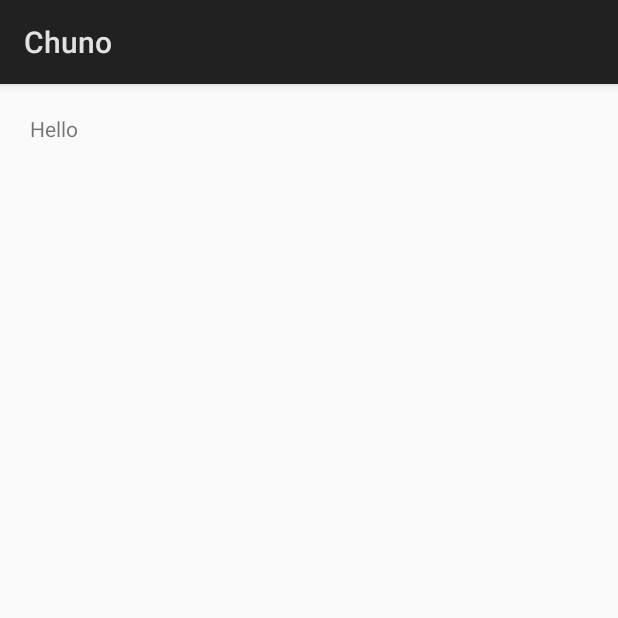
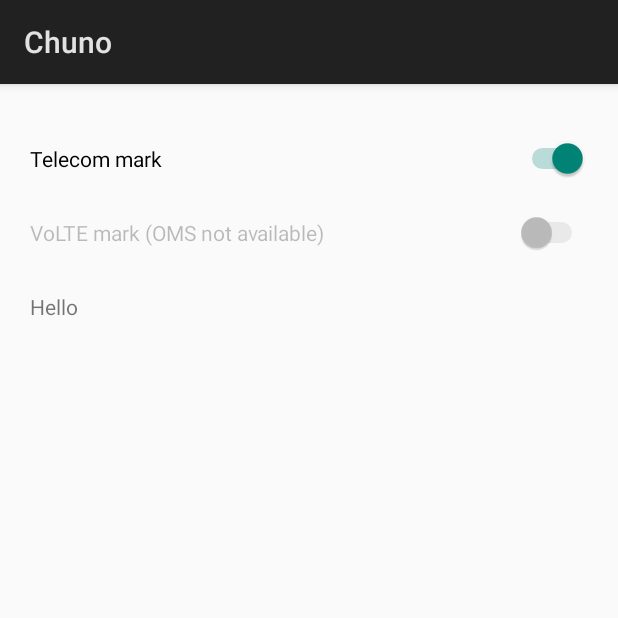
Before and after one commit to craftingmod/Chuno, an Android app: the screen it shows after launch (MainActivity), on a phone screen of 412 x 824 dp, the top half of it. Run offline under Robolectric (Android 15) with nearby library versions, the phone set to English and light mode, and no system bars; 2 statements that could not run were skipped.

Commit message:
Implement toggle (volte not working)

```diff
--- a/app/build.gradle
+++ b/app/build.gradle
@@ -18,6 +18,8 @@ android {
 }
 
 dependencies {
-    implementation fileTree(dir: 'libs', include: ['*.jar'])
+    compileOnly files('libs_provided/android.jar')
+    // implementation fileTree(dir: 'libs', include: ['*.jar'])
     // compile 'com.android.support:appcompat-v7:27.1.1'
+    // compile 'com.anggrayudi:android-hidden-api:0.0.7'
 }
--- a/app/src/main/java/net/tarks/craftingmod/chuno/MainActivity.java
+++ b/app/src/main/java/net/tarks/craftingmod/chuno/MainActivity.java
@@ -2,23 +2,50 @@ package net.tarks.craftingmod.chuno;
 
 import android.app.Activity;
 import android.app.AlertDialog;
+import android.content.ContentResolver;
+import android.content.Context;
 import android.content.DialogInterface;
 import android.content.Intent;
+import android.content.om.IOverlayManager;
+import android.content.om.OverlayInfo;
 import android.content.pm.PackageManager;
+import android.content.pm.PackageManagerInternal;
 import android.net.Uri;
 import android.os.Build;
 import android.os.Bundle;
+import android.os.RemoteException;
+import android.os.ServiceManager;
+import android.provider.Settings;
 import android.text.Html;
 import android.text.Spannable;
 import android.text.Spanned;
+import android.text.TextUtils;
+import android.util.Log;
+import android.widget.CompoundButton;
+import android.widget.Switch;
+import android.widget.Toast;
+
+import java.util.ArrayList;
+import java.util.Arrays;
+
 
 public class MainActivity extends Activity {
-
+    private static final String ICON_BLACKLIST = "icon_blacklist";
+    private static final String HOME_CARRIER = "slimindicator_home_carrier";
+    private static final String LOCK_CARRIER = "slimindicator_lock_carrier";
+    private Switch cs;
+    private ContentResolver cr;
+    private Context context;
     @Override
     protected void onCreate(Bundle savedInstanceState) {
         super.onCreate(savedInstanceState);
         setContentView(R.layout.activity_main);
         final String url = "https://github.com/craftingmod/Chuno/blob/master/README.md";
+        cr = this.getContentResolver();
+        context = this;
+        /**
+         * Check secure settings perm
+         */
         final boolean granted_write = this.checkCallingOrSelfPermission("android.permission.WRITE_SECURE_SETTINGS") == PackageManager.PERMISSION_GRANTED;
         if(!granted_write) {
             new AlertDialog.Builder(this)
@@ -27,12 +54,62 @@ public class MainActivity extends Activity {
                     .setPositiveButton(android.R.string.ok, new DialogInterface.OnClickListener() {
                         @Override
                         public void onClick(DialogInterface dialogInterface, int i) {
-                            startActivity(new Intent(Intent.ACTION_VIEW, Uri.parse(url)));
-                            finish();
+                            // startActivity(new Intent(Intent.ACTION_VIEW, Uri.parse(url)));
+                            // finish();
                         }
                     })
                     .show();
         }
+        /**
+         * Sync cs button
+         */
+        cs = findViewById(R.id.switch_cs);
+        ArrayList<String> blacks = getIconBlacks();
+        cs.setEnabled(granted_write);
+        cs.setChecked(!(blacks.contains(HOME_CARRIER) && blacks.contains(LOCK_CARRIER)));
+        cs.setOnCheckedChangeListener(new CompoundButton.OnCheckedChangeListener() {
+            @Override
+            public void onCheckedChanged(CompoundButton compoundButton, boolean b) {
+                ArrayList<String> blacks = getIconBlacks();
+                if(b){
+                    blacks.remove(HOME_CARRIER);
+                    blacks.remove(LOCK_CARRIER);
+                } else {
+                    if(!blacks.contains(HOME_CARRIER)){
+                        blacks.add(HOME_CARRIER);
+                    }
+                    if(!blacks.contains(LOCK_CARRIER)){
+                        blacks.add(LOCK_CARRIER);
+                    }
+                }
+                Settings.Secure.putString(cr,ICON_BLACKLIST, TextUtils.join(",", blacks.toArray()));
+                Toast.makeText(context,R.string.it_chuno_reboot,Toast.LENGTH_SHORT).show();
+            }
+        });
+        /**
+         * disable volte button.
+         */
+        boolean omsAval = false;
+        boolean applied = false;
+        try {
+            // Failed in S9 Oreo.. Why?
+            IOverlayManager oms = IOverlayManager.Stub.asInterface(ServiceManager.getService("overlay"));
+            if (oms != null) {
+                omsAval = true;
+                OverlayInfo oi = oms.getOverlayInfo(this.getPackageName(),0);
+                applied = oi.isEnabled();
+            }
+        } catch (Exception e) {
+            // ClassNotFoundException
+            e.printStackTrace();
+        }
+        final Switch volte = findViewById(R.id.switch_volte);
+        if (!omsAval) {
+            volte.setText(volte.getText() + " (OMS not available)");
+        }
+        volte.setEnabled(omsAval);
+        volte.setClickable(false);
+        volte.setChecked(applied);
     }
     @SuppressWarnings("deprecation")
     private Spanned getTextWithURL(String text, String url){
@@ -43,6 +120,12 @@ public class MainActivity extends Activity {
             return Html.fromHtml(text);
         }
     }
+    private ArrayList<String> getIconBlacks(){
+        String blacks = Settings.Secure.getString(cr,ICON_BLACKLIST).trim();
+        ArrayList<String> out = new ArrayList<>();
+        out.addAll(Arrays.asList(blacks.split(",")));
+        return out;
+    }
     private void dialog(String title,String content,DialogInterface.OnClickListener clicked){
         AlertDialog.Builder builder = new AlertDialog.Builder(this);
         builder.setTitle(title)
--- a/app/src/main/res/layout/activity_main.xml
+++ b/app/src/main/res/layout/activity_main.xml
@@ -3,9 +3,31 @@
     xmlns:android="http://schemas.android.com/apk/res/android"
     android:layout_width="match_parent"
     android:layout_height="match_parent"
+    android:orientation="vertical"
     android:paddingLeft="20dp"
     android:paddingRight="20dp"
+    android:paddingTop="20dp"
+    android:paddingBottom="20dp"
     >
+
+    <Switch
+        android:layout_marginTop="10dp"
+        android:paddingTop="10dp"
+        android:paddingBottom="10dp"
+        android:layout_width="match_parent"
+        android:layout_height="wrap_content"
+        android:id="@+id/switch_cs"
+        android:text="@string/it_chuno_cs" />
+
+    <Switch
+        android:layout_marginTop="10dp"
+        android:paddingTop="10dp"
+        android:paddingBottom="10dp"
+        android:layout_width="match_parent"
+        android:layout_height="wrap_content"
+        android:id="@+id/switch_volte"
+        android:text="@string/it_chuno_hdv" />
+
     <TextView
         android:text="Hello"
         android:layout_marginTop="20dp"
--- a/app/src/main/res/values/strings.xml
+++ b/app/src/main/res/values/strings.xml
@@ -2,4 +2,7 @@
     <string name="internal_app_name">Chuno</string>
     <string name="it_chuno_nopermTitle">Need permission</string>
     <string name="it_chuno_nopermContent">I need WRITE_SECURE_SETTINGS permission.Check $url</string>
+    <string name="it_chuno_cs">Telecom mark</string>
+    <string name="it_chuno_hdv">VoLTE mark</string>
+    <string name="it_chuno_reboot">Reboot plz</string>
 </resources>
```
Also changed, not shown: 2 other files.
